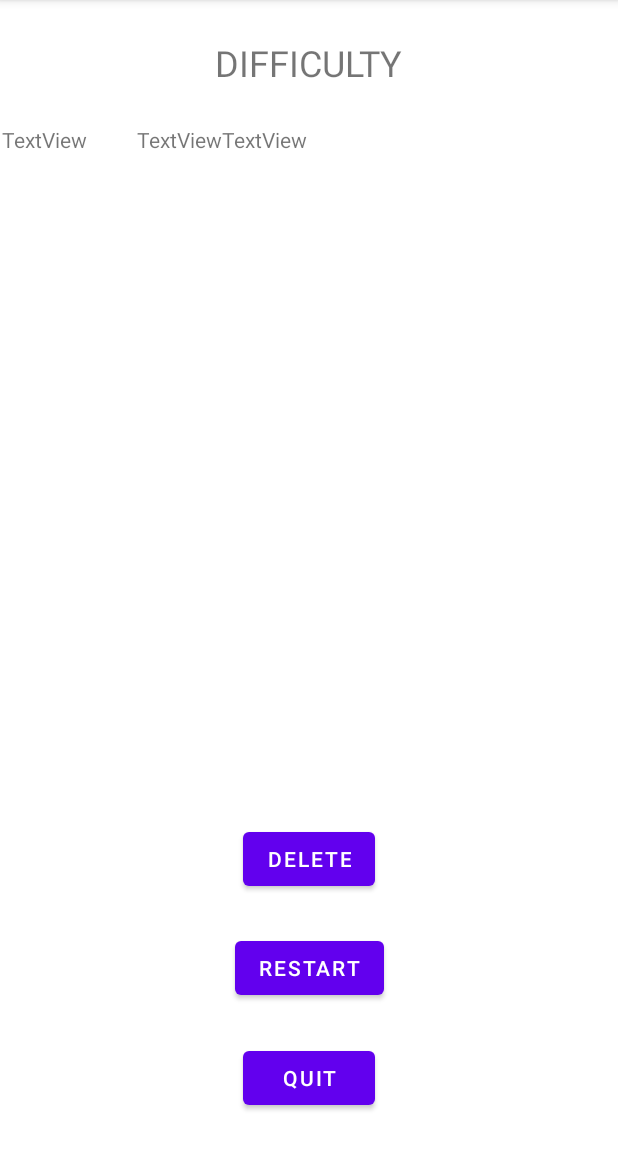
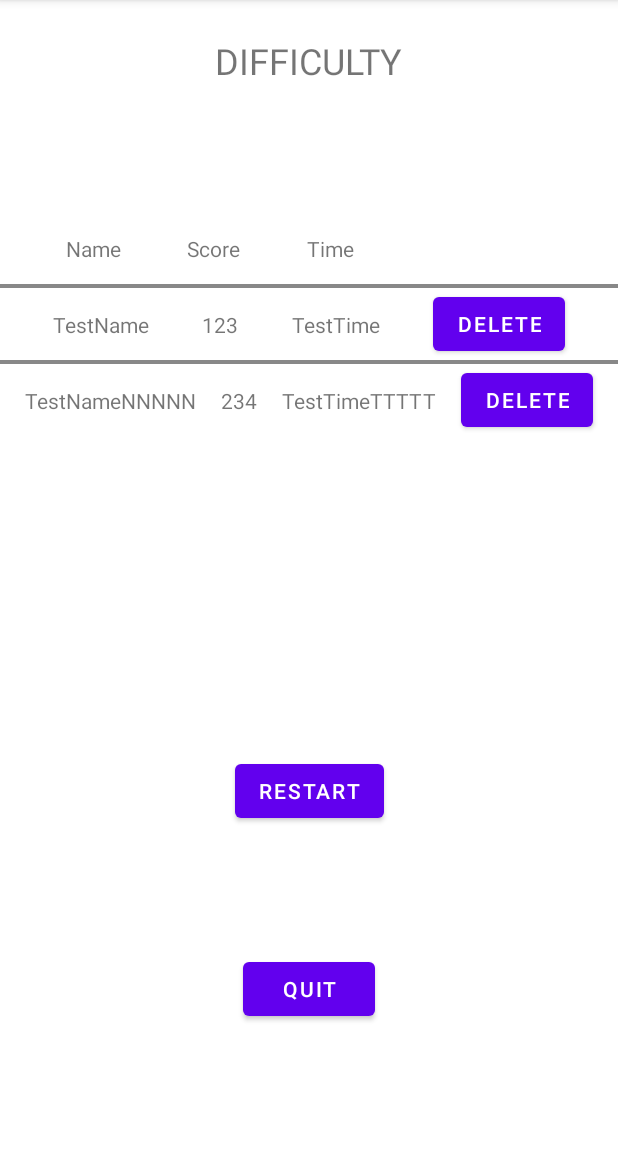
Before and after one commit to Coiggahou2002/AircraftWar-Android, an Android app: the StandingActivity screen opened directly, with no data from a screen before it, on a phone screen of 412 x 824 dp, the part 84-1236 px from its top. Run offline under Robolectric (Android 15) with nearby library versions, the phone set to English and light mode, and no system bars.

Commit message:
Standing: GUI & Demo

```diff
--- a/app/src/main/AndroidManifest.xml
+++ b/app/src/main/AndroidManifest.xml
@@ -14,10 +14,6 @@
         <activity
             android:name=".application.StandingActivity"
             android:exported="true">
-<!--            <intent-filter>-->
-<!--                <action android:name="android.intent.action.MAIN" />-->
-<!--                <category android:name="android.intent.category.LAUNCHER" />-->
-<!--            </intent-filter>-->
         </activity>
         <activity
             android:name=".application.GameActivity"
--- a/app/src/main/java/com/example/myapplication/application/GameActivity.java
+++ b/app/src/main/java/com/example/myapplication/application/GameActivity.java
@@ -23,6 +23,8 @@ public class GameActivity extends AppCompatActivity {
     private MusicConnect myMusicConnect;
     private Intent musicIntent;
 
+    private Intent standingIntent;
+
     @Override
     protected void onCreate(Bundle savedInstanceState) {
         super.onCreate(savedInstanceState);
@@ -33,6 +35,8 @@ public class GameActivity extends AppCompatActivity {
         myMusicConnect = new MusicConnect();
         musicIntent = new Intent(this, MusicService.class);
         bindService(musicIntent, myMusicConnect, Context.BIND_AUTO_CREATE);
+
+        standingIntent = new Intent(GameActivity.this, StandingActivity.class);
     }
 
     private void setViews() {
@@ -54,6 +58,11 @@ public class GameActivity extends AppCompatActivity {
         public void onServiceDisconnected(ComponentName name) {}
     }
 
+    protected void onGameStop() {
+        startActivity(standingIntent);
+        finish();
+    }
+
     @Override
     public boolean onTouchEvent(MotionEvent event) {
         if (event.getAction() == MotionEvent.ACTION_MOVE ||
--- a/app/src/main/java/com/example/myapplication/application/GameView.java
+++ b/app/src/main/java/com/example/myapplication/application/GameView.java
@@ -87,7 +87,7 @@ public class GameView extends SurfaceView
     public void onGameStop(int score) {
         Log.i(Config.GAME_ACTIVITY_INFO_TAG, "" + score);
         executorService.shutdown();
-        myActivity.finish();
+        myActivity.onGameStop();
     }
 
     @Override
--- a/app/src/main/java/com/example/myapplication/application/StandingActivity.java
+++ b/app/src/main/java/com/example/myapplication/application/StandingActivity.java
@@ -1,7 +1,11 @@
 package com.example.myapplication.application;
 
+import android.content.Intent;
+import android.graphics.Color;
+import android.graphics.drawable.ColorDrawable;
 import android.os.Bundle;
 import android.widget.Button;
+import android.widget.ListView;
 import android.widget.TableLayout;
 import android.widget.TextView;
 
@@ -10,25 +14,63 @@ import androidx.appcompat.app.AppCompatActivity;
 
 import com.example.myapplication.R;
 
+import java.util.ArrayList;
+import java.util.List;
+
 public class StandingActivity extends AppCompatActivity {
 
-    Button deleteButton, restartButton, quitButton;
+    Button restartButton, quitButton;
     TextView difficultyText;
-    TableLayout standingTable;
+    ListView standingList;
+
+    StandingListAdapter listAdapter;
+    List<StandingEntry> standingData;
+
+    Intent restartIntent;
 
     @Override
     protected void onCreate(@Nullable Bundle savedInstanceState) {
         super.onCreate(savedInstanceState);
 
+        restartIntent = new Intent(StandingActivity.this, StartActivity.class);
+
         setViews();
+
+        createListeners();
+        setListContent();
     }
 
     private void setViews() {
         setContentView(R.layout.standing);
-        deleteButton = findViewById(R.id.delete_button);
         restartButton = findViewById(R.id.restart_button);
         quitButton = findViewById(R.id.quit_button);
         difficultyText = findViewById(R.id.difficulty_text);
-        standingTable = findViewById(R.id.standing_table);
+        standingList = findViewById(R.id.standing_list);
+
+        standingList.setDivider(new ColorDrawable(Color.GRAY));
+        standingList.setDividerHeight(4);
+    }
+
+    private void createListeners() {
+        restartButton.setOnClickListener(v -> {
+            startActivity(restartIntent);
+            finish();
+        });
+        quitButton.setOnClickListener(v -> {
+            finish();
+        });
+    }
+
+    private void setListContent() {
+        prepareData();
+
+        listAdapter = new StandingListAdapter(StandingActivity.this, standingData);
+        standingList.setAdapter(listAdapter);
+    }
+
+    private void prepareData() {
+        standingData = new ArrayList<>();
+        standingData.add(new StandingEntry("TestName", "123", "TestTime"));
+        standingData.add(new StandingEntry("TestNameNNNNN", "234", "TestTimeTTTTT"));
     }
 }
--- /dev/null
+++ b/app/src/main/java/com/example/myapplication/application/StandingEntry.java
@@ -0,0 +1,13 @@
+package com.example.myapplication.application;
+
+public final class StandingEntry {
+    public String name;
+    public String score;
+    public String time;
+
+    StandingEntry(String name, String score, String time) {
+        this.name = name;
+        this.score = score;
+        this.time = time;
+    }
+}
--- /dev/null
+++ b/app/src/main/java/com/example/myapplication/application/StandingListAdapter.java
@@ -0,0 +1,95 @@
+package com.example.myapplication.application;
+
+import android.content.Context;
+import android.view.LayoutInflater;
+import android.view.View;
+import android.view.ViewGroup;
+import android.widget.BaseAdapter;
+import android.widget.Button;
+import android.widget.TextView;
+
+import com.example.myapplication.R;
+
+import java.util.Arrays;
+import java.util.List;
+
+public class StandingListAdapter extends BaseAdapter {
+
+    private static final List<String> header
+            = Arrays.asList("Name", "Score", "Time");
+
+    Context context;
+    private final List<StandingEntry> data;
+
+    public StandingListAdapter(Context context, List<StandingEntry> data) {
+        this.context = context;
+        this.data = data;
+    }
+
+    @Override
+    public int getCount() {
+        return data.size() + 1;
+    }
+
+    @Override
+    public Object getItem(int position) {
+        if(position == 0) {
+            return header;
+        }
+        else {
+            return data.get(position - 1);
+        }
+    }
+
+    @Override
+    public long getItemId(int position) {
+        return position;
+    }
+
+    @Override
+    public View getView(int position, View convertView, ViewGroup parent) {
+        ItemViewHolder holder;
+        if(convertView == null || !(convertView.getTag() instanceof ItemViewHolder)) {
+            holder = new ItemViewHolder();
+            convertView = LayoutInflater.from(context).inflate(R.layout.standing_item, parent, false);
+
+            holder.nameText = convertView.findViewById(R.id.name_text);
+            holder.scoreText = convertView.findViewById(R.id.score_text);
+            holder.timeText = convertView.findViewById(R.id.time_text);
+            holder.deleteButton = convertView.findViewById(R.id.entry_delete_button);
+
+            holder.deleteButton.setOnClickListener(v -> {
+                data.remove(position - 1);
+                notifyDataSetChanged();
+            });
+
+            convertView.setTag(holder);
+        }
+        else {
+            holder = (ItemViewHolder) convertView.getTag();
+        }
+
+        if(position == 0) {
+            holder.nameText.setText(header.get(0));
+            holder.scoreText.setText(header.get(1));
+            holder.timeText.setText(header.get(2));
+            holder.deleteButton.setVisibility(View.INVISIBLE);
+        }
+        else {
+            holder.nameText.setText(data.get(position - 1).name);
+            holder.scoreText.setText(data.get(position - 1).score);
+            holder.timeText.setText(data.get(position - 1).time);
+        }
+
+        return convertView;
+    }
+
+    public static final class ItemViewHolder {
+        TextView nameText, scoreText, timeText;
+        Button deleteButton;
+    }
+
+    public static final class HeadViewHolder {
+        TextView nameText, scoreText, timeText;
+    }
+}
--- a/app/src/main/java/com/example/myapplication/application/StartActivity.java
+++ b/app/src/main/java/com/example/myapplication/application/StartActivity.java
@@ -64,6 +64,7 @@ public class StartActivity extends AppCompatActivity {
 
         // Goto Game
         startActivity(gameIntent);
+        finish();
     }
 
     @Override
--- a/app/src/main/res/layout/standing.xml
+++ b/app/src/main/res/layout/standing.xml
@@ -14,7 +14,7 @@
         app:layout_constraintEnd_toEndOf="parent"
         app:layout_constraintHorizontal_bias="0.5"
         app:layout_constraintStart_toStartOf="parent"
-        app:layout_constraintTop_toBottomOf="@+id/delete_button" />
+        app:layout_constraintTop_toBottomOf="@id/standing_list" />
 
     <Button
         android:id="@+id/quit_button"
@@ -27,72 +27,28 @@
         app:layout_constraintStart_toStartOf="parent"
         app:layout_constraintTop_toBottomOf="@+id/restart_button" />
 
-    <Button
-        android:id="@+id/delete_button"
-        android:layout_width="wrap_content"
-        android:layout_height="wrap_content"
-        android:text="@string/delete_button"
-        app:layout_constraintBottom_toTopOf="@+id/restart_button"
-        app:layout_constraintEnd_toEndOf="parent"
-        app:layout_constraintHorizontal_bias="0.5"
-        app:layout_constraintStart_toStartOf="parent"
-        app:layout_constraintTop_toBottomOf="@+id/standing_view" />
-
     <TextView
         android:id="@+id/difficulty_text"
         android:layout_width="wrap_content"
         android:layout_height="wrap_content"
+        android:layout_marginTop="24dp"
         android:text="@string/difficulty_text"
         android:textSize="24sp"
-        app:layout_constraintBottom_toTopOf="@+id/standing_view"
         app:layout_constraintEnd_toEndOf="parent"
         app:layout_constraintHorizontal_bias="0.5"
         app:layout_constraintStart_toStartOf="parent"
         app:layout_constraintTop_toTopOf="parent" />
 
-    <ScrollView
-        android:id="@+id/standing_view"
-        android:layout_width="409dp"
-        android:layout_height="440dp"
-        app:layout_constraintBottom_toTopOf="@+id/delete_button"
+    <ListView
+        android:id="@+id/standing_list"
+        android:layout_width="match_parent"
+        android:layout_height="wrap_content"
+        android:layout_marginBottom="128dp"
+        app:layout_constraintBottom_toTopOf="@id/restart_button"
         app:layout_constraintEnd_toEndOf="parent"
-        app:layout_constraintHorizontal_bias="0.5"
         app:layout_constraintStart_toStartOf="parent"
         app:layout_constraintTop_toBottomOf="@+id/difficulty_text">
 
-        <TableLayout
-            android:id="@+id/standing_table"
-            android:layout_width="match_parent"
-            android:layout_height="wrap_content"
-            android:contextClickable="false"
-            android:textAlignment="textStart"
-            android:visibility="visible">
-
-            <TableRow
-                android:id="@+id/standing_table_head"
-                android:layout_width="match_parent"
-                android:layout_height="match_parent"
-                android:textAlignment="textStart">
-
-                <TextView
-                    android:id="@+id/textView"
-                    android:layout_width="90dp"
-                    android:layout_height="wrap_content"
-                    android:text="TextView" />
-
-                <TextView
-                    android:id="@+id/textView2"
-                    android:layout_width="wrap_content"
-                    android:layout_height="wrap_content"
-                    android:text="TextView" />
-
-                <TextView
-                    android:id="@+id/textView3"
-                    android:layout_width="wrap_content"
-                    android:layout_height="wrap_content"
-                    android:text="TextView" />
-            </TableRow>
-        </TableLayout>
-    </ScrollView>
+    </ListView>
 
 </androidx.constraintlayout.widget.ConstraintLayout>
--- /dev/null
+++ b/app/src/main/res/layout/standing_item.xml
@@ -0,0 +1,48 @@
+<?xml version="1.0" encoding="utf-8"?>
+<androidx.constraintlayout.widget.ConstraintLayout xmlns:android="http://schemas.android.com/apk/res/android"
+    xmlns:app="http://schemas.android.com/apk/res-auto"
+    xmlns:tools="http://schemas.android.com/tools"
+    android:layout_width="match_parent"
+    android:layout_height="match_parent">
+
+    <TextView
+        android:id="@+id/name_text"
+        android:layout_width="wrap_content"
+        android:layout_height="wrap_content"
+        app:layout_constraintBottom_toBottomOf="parent"
+        app:layout_constraintEnd_toStartOf="@+id/score_text"
+        app:layout_constraintHorizontal_bias="0.5"
+        app:layout_constraintStart_toStartOf="parent"
+        app:layout_constraintTop_toTopOf="parent" />
+
+    <TextView
+        android:id="@+id/score_text"
+        android:layout_width="wrap_content"
+        android:layout_height="wrap_content"
+        app:layout_constraintBottom_toBottomOf="parent"
+        app:layout_constraintEnd_toStartOf="@+id/time_text"
+        app:layout_constraintHorizontal_bias="0.5"
+        app:layout_constraintStart_toEndOf="@+id/name_text"
+        app:layout_constraintTop_toTopOf="parent" />
+
+    <TextView
+        android:id="@+id/time_text"
+        android:layout_width="wrap_content"
+        android:layout_height="wrap_content"
+        app:layout_constraintBottom_toBottomOf="parent"
+        app:layout_constraintEnd_toStartOf="@+id/entry_delete_button"
+        app:layout_constraintHorizontal_bias="0.5"
+        app:layout_constraintStart_toEndOf="@+id/score_text"
+        app:layout_constraintTop_toTopOf="parent" />
+
+    <Button
+        android:id="@+id/entry_delete_button"
+        android:layout_width="wrap_content"
+        android:layout_height="wrap_content"
+        android:text="@string/delete_button"
+        app:layout_constraintBottom_toBottomOf="parent"
+        app:layout_constraintEnd_toEndOf="parent"
+        app:layout_constraintHorizontal_bias="0.5"
+        app:layout_constraintStart_toEndOf="@+id/time_text"
+        app:layout_constraintTop_toTopOf="parent" />
+</androidx.constraintlayout.widget.ConstraintLayout>
```
